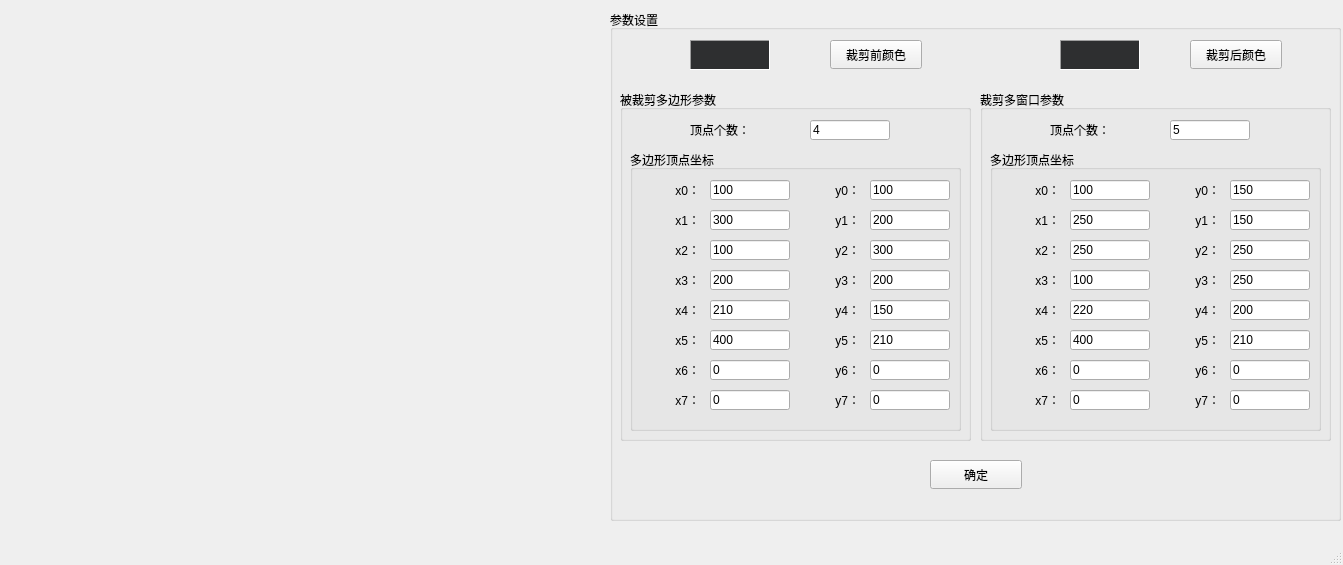
Before: the Qt Designer form cgExperiment12W-AClipPolygon/mainwindow.ui in fazer-y/CG, drawn with Qt 5.
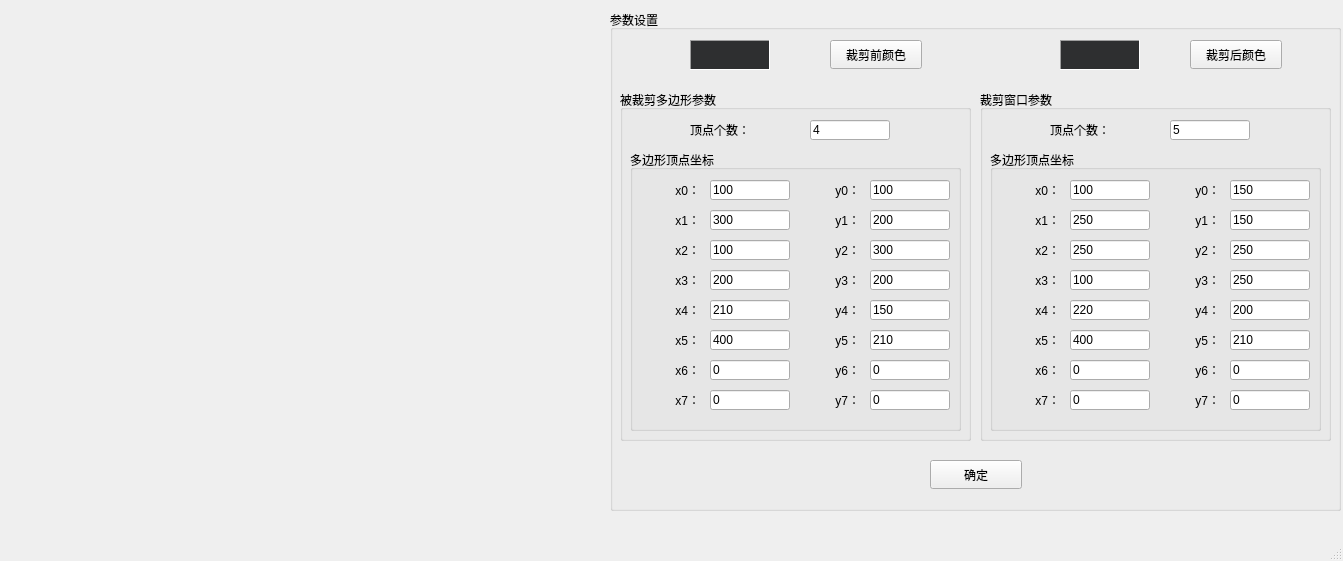
After: the same form once the commit is applied.

Commit message: 实验12算法

The edit to the form file:
```diff
--- a/cgExperiment12W-AClipPolygon/mainwindow.ui
+++ b/cgExperiment12W-AClipPolygon/mainwindow.ui
@@ -7,7 +7,7 @@
     <x>0</x>
     <y>0</y>
     <width>1343</width>
-    <height>565</height>
+    <height>561</height>
    </rect>
   </property>
   <property name="windowTitle">
@@ -20,7 +20,7 @@
       <x>610</x>
       <y>10</y>
       <width>731</width>
-      <height>511</height>
+      <height>501</height>
      </rect>
     </property>
     <property name="title">
@@ -985,7 +985,7 @@
       </rect>
      </property>
      <property name="title">
-      <string>裁剪多窗口参数</string>
+      <string>裁剪窗口参数</string>
      </property>
      <widget class="QLabel" name="label_4">
       <property name="geometry">
```
Left out of the diff: 6 changed lines with no effect on the pictures. The commit also changes 2 other files.
